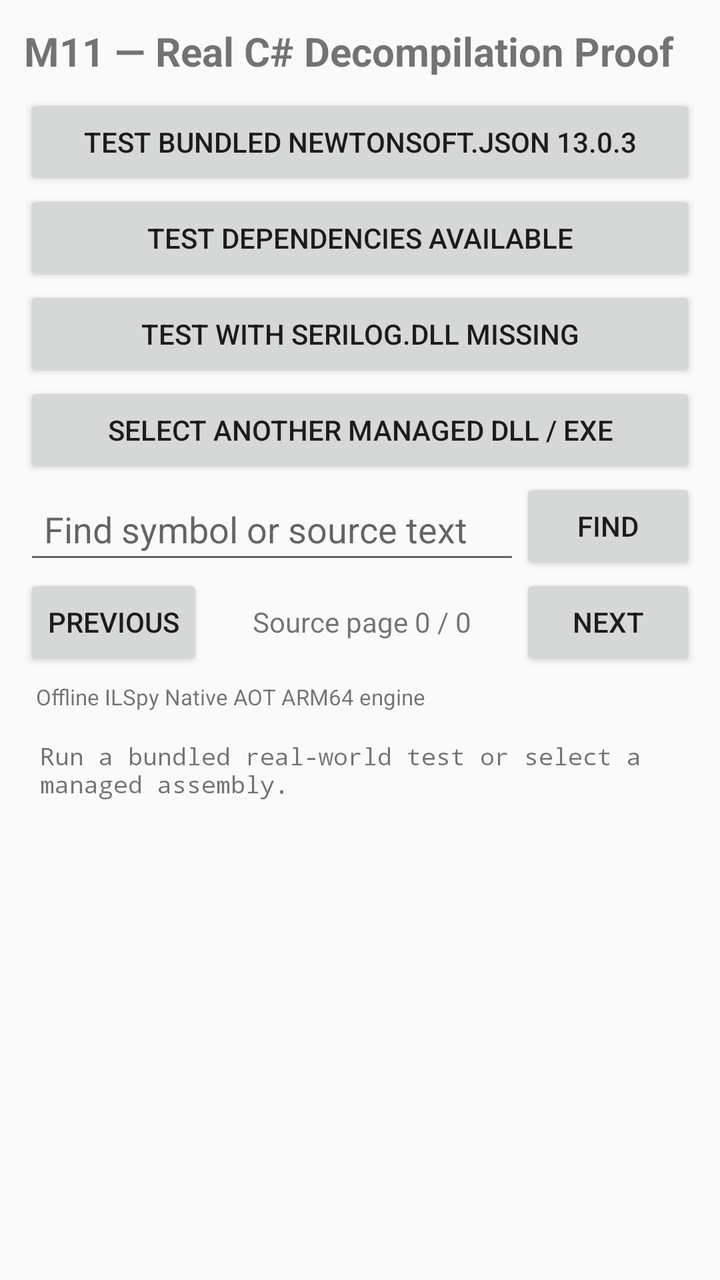
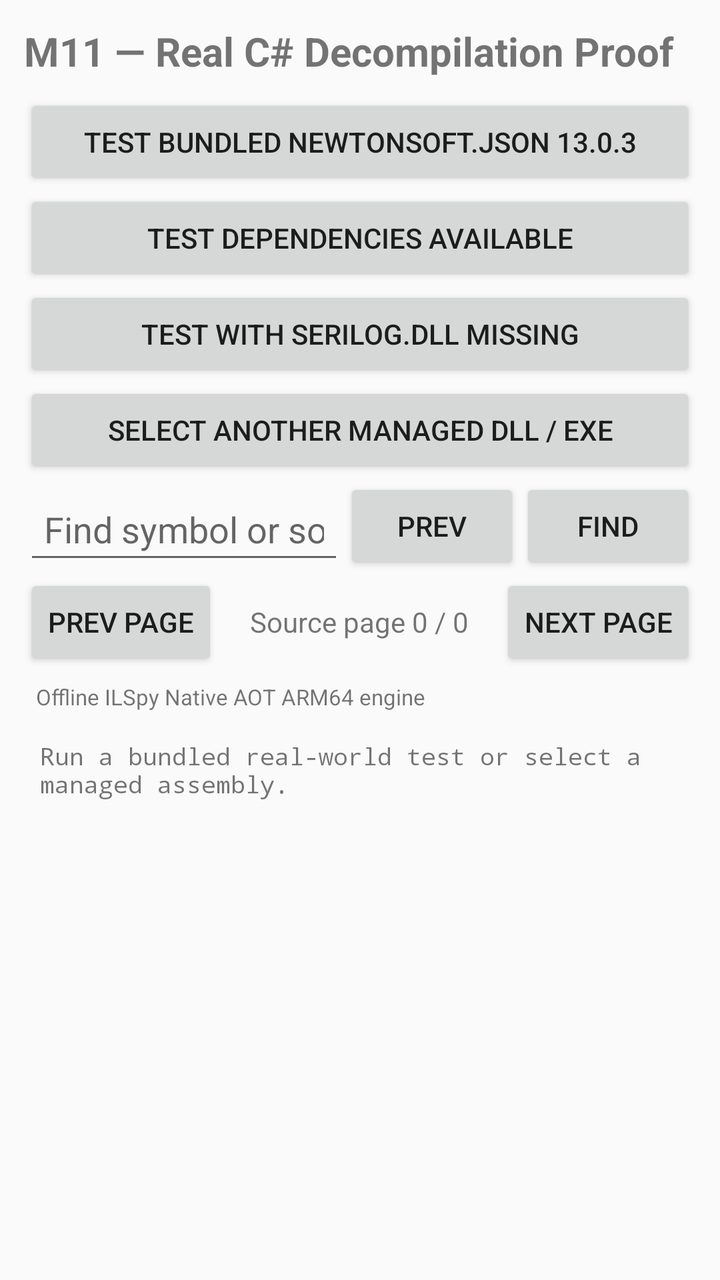

Screens rendered from an Android XML layout before and after an edit, with the pre-edit source and the edit as a unified diff.
<!-- AndroidManifest.xml: application theme android:Theme.Material.Light.NoActionBar -->
<!-- res/layout/activity_main.xml -->
<LinearLayout xmlns:android="http://schemas.android.com/apk/res/android"
    android:layout_width="match_parent"
    android:layout_height="match_parent"
    android:orientation="vertical"
    android:padding="12dp">

    <TextView
        android:layout_width="match_parent"
        android:layout_height="wrap_content"
        android:text="M11 — Real C# Decompilation Proof"
        android:textSize="20sp"
        android:textStyle="bold"
        android:paddingBottom="8dp" />

    <Button
        android:id="@+id/runBundledTest"
        android:layout_width="match_parent"
        android:layout_height="wrap_content"
        android:text="Test bundled Newtonsoft.Json 13.0.3" />

    <Button
        android:id="@+id/runDependencyTest"
        android:layout_width="match_parent"
        android:layout_height="wrap_content"
        android:text="Test dependencies available" />

    <Button
        android:id="@+id/runMissingDependencyTest"
        android:layout_width="match_parent"
        android:layout_height="wrap_content"
        android:text="Test with Serilog.dll missing" />

    <Button
        android:id="@+id/selectAssembly"
        android:layout_width="match_parent"
        android:layout_height="wrap_content"
        android:text="Select another managed DLL / EXE" />

    <LinearLayout
        android:layout_width="match_parent"
        android:layout_height="wrap_content"
        android:orientation="horizontal"
        android:gravity="center_vertical">

        <EditText
            android:id="@+id/searchText"
            android:layout_width="0dp"
            android:layout_height="48dp"
            android:layout_weight="1"
            android:hint="Find symbol or source text"
            android:singleLine="true"
            android:inputType="text"
            android:imeOptions="actionSearch"
            android:paddingStart="10dp"
            android:paddingEnd="10dp" />

        <Button
            android:id="@+id/findNext"
            android:layout_width="wrap_content"
            android:layout_height="wrap_content"
            android:text="Find" />
    </LinearLayout>

    <LinearLayout
        android:layout_width="match_parent"
        android:layout_height="wrap_content"
        android:orientation="horizontal"
        android:gravity="center_vertical">

        <Button
            android:id="@+id/previousPage"
            android:layout_width="wrap_content"
            android:layout_height="wrap_content"
            android:text="Previous" />

        <TextView
            android:id="@+id/pageInfo"
            android:layout_width="0dp"
            android:layout_height="wrap_content"
            android:layout_weight="1"
            android:gravity="center"
            android:text="Source page 0 / 0" />

        <Button
            android:id="@+id/nextPage"
            android:layout_width="wrap_content"
            android:layout_height="wrap_content"
            android:text="Next" />
    </LinearLayout>

    <TextView
        android:id="@+id/status"
        android:layout_width="match_parent"
        android:layout_height="wrap_content"
        android:maxLines="5"
        android:ellipsize="end"
        android:text="Offline ILSpy Native AOT ARM64 engine"
        android:textSize="11sp"
        android:padding="6dp" />

    <ScrollView
        android:id="@+id/sourceScroll"
        android:layout_width="match_parent"
        android:layout_height="0dp"
        android:layout_weight="1"
        android:fillViewport="true">

        <TextView
            android:id="@+id/source"
            android:layout_width="match_parent"
            android:layout_height="wrap_content"
            android:text="Run a bundled real-world test or select a managed assembly."
            android:textIsSelectable="true"
            android:typeface="monospace"
            android:textSize="12sp"
            android:padding="8dp" />
    </ScrollView>
</LinearLayout>
<!-- resources referenced by this layout -->
<resources>

</resources>

<!-- the commit's change to res/layout/activity_main.xml (unified diff, before → after) -->
@@ -55,6 +55,12 @@
             android:paddingEnd="10dp" />
 
         <Button
+            android:id="@+id/findPrevious"
+            android:layout_width="wrap_content"
+            android:layout_height="wrap_content"
+            android:text="Prev" />
+
+        <Button
             android:id="@+id/findNext"
             android:layout_width="wrap_content"
             android:layout_height="wrap_content"
@@ -71,7 +77,7 @@
             android:id="@+id/previousPage"
             android:layout_width="wrap_content"
             android:layout_height="wrap_content"
-            android:text="Previous" />
+            android:text="Prev page" />
 
         <TextView
             android:id="@+id/pageInfo"
@@ -85,7 +91,7 @@
             android:id="@+id/nextPage"
             android:layout_width="wrap_content"
             android:layout_height="wrap_content"
-            android:text="Next" />
+            android:text="Next page" />
     </LinearLayout>
 
     <TextView
